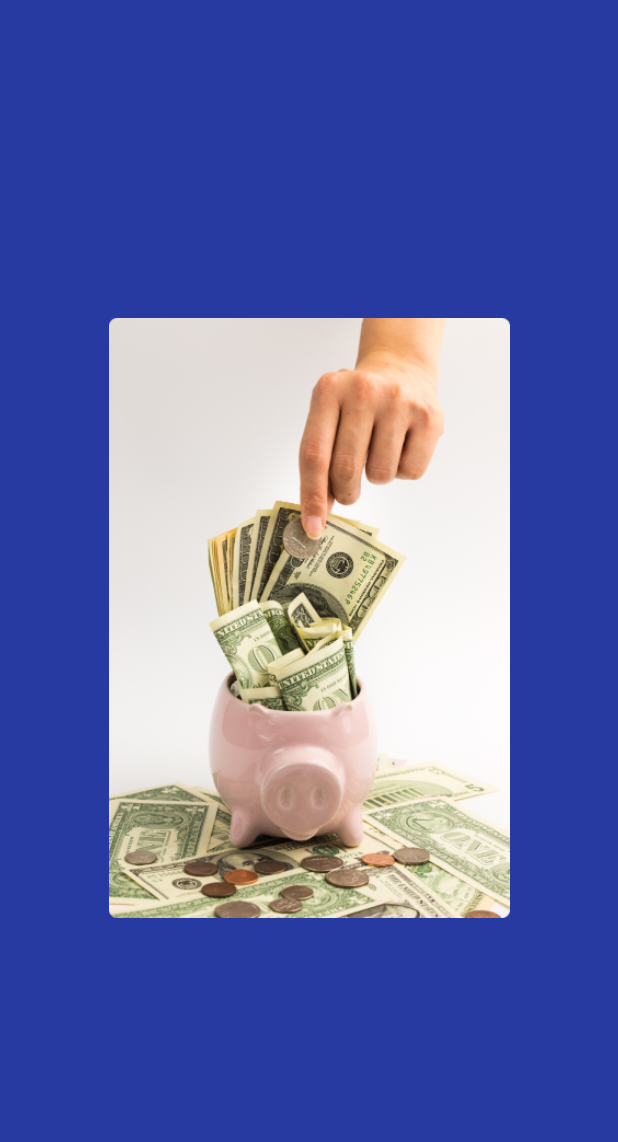
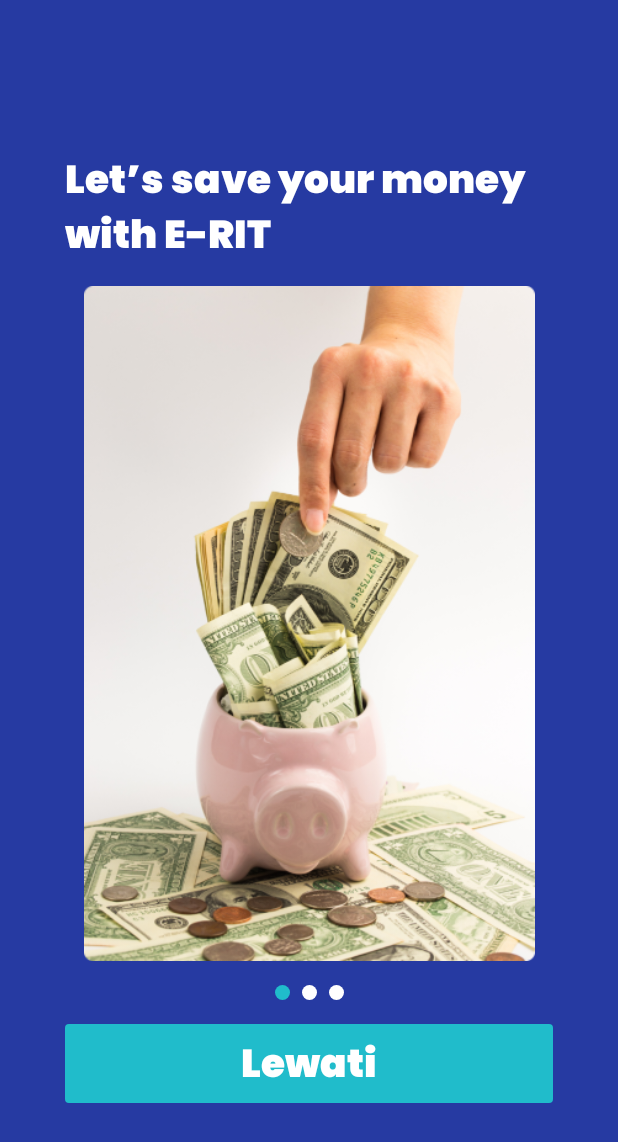
Before and after one commit to appratamaa/ERITMOBILE, an Android app built with Jetpack Compose: the screen it shows after launch (MainActivity), on a phone screen of 412 x 824 dp. Shown: the top 1142 px of the screen. Run offline under Robolectric (Android 15) with nearby library versions, the phone set to English and light mode, and no system bars.

Commit message:
Tambah Font Poppins Black & Landing 1 Beres APP

```diff
--- a/app/build.gradle.kts
+++ b/app/build.gradle.kts
@@ -60,6 +60,7 @@ dependencies {
     implementation("androidx.compose.ui:ui-tooling-preview")
     implementation("androidx.compose.material3:material3")
     implementation("androidx.navigation:navigation-compose:2.7.7")
+
     testImplementation("junit:junit:4.13.2")
     androidTestImplementation("androidx.test.ext:junit:1.1.5")
     androidTestImplementation("androidx.test.espresso:espresso-core:3.5.1")
--- a/app/src/main/java/org/bumandhala/eritmobile/landingscreennavigation/NavGraph.kt
+++ b/app/src/main/java/org/bumandhala/eritmobile/landingscreennavigation/NavGraph.kt
@@ -18,7 +18,7 @@ fun SetupNavGraph(navController: NavHostController = rememberNavController()) {
             LandingScreen (navController)
         }
         composable(route = Screen.Landing1.route) {
-            Landing1 {}
+            Landing1()
         }
     }
 }
--- a/app/src/main/java/org/bumandhala/eritmobile/ui/screen/Landing1.kt
+++ b/app/src/main/java/org/bumandhala/eritmobile/ui/screen/Landing1.kt
@@ -1,38 +1,102 @@
 package org.bumandhala.eritmobile.ui.screen
 
 import android.content.res.Configuration
+import androidx.compose.foundation.Canvas
 import androidx.compose.foundation.Image
 import androidx.compose.foundation.background
+import androidx.compose.foundation.layout.Arrangement
 import androidx.compose.foundation.layout.Box
+import androidx.compose.foundation.layout.Column
+import androidx.compose.foundation.layout.Row
+import androidx.compose.foundation.layout.Spacer
 import androidx.compose.foundation.layout.fillMaxSize
+import androidx.compose.foundation.layout.fillMaxWidth
+import androidx.compose.foundation.layout.height
+import androidx.compose.foundation.layout.padding
 import androidx.compose.foundation.layout.size
+import androidx.compose.foundation.layout.width
+import androidx.compose.foundation.shape.RoundedCornerShape
+import androidx.compose.material3.Button
+import androidx.compose.material3.ButtonDefaults
+import androidx.compose.material3.Text
 import androidx.compose.runtime.Composable
 import androidx.compose.ui.Alignment
 import androidx.compose.ui.Modifier
 import androidx.compose.ui.graphics.Color
 import androidx.compose.ui.res.painterResource
+import androidx.compose.ui.res.stringResource
+import androidx.compose.ui.text.TextStyle
+import androidx.compose.ui.text.font.Font
+import androidx.compose.ui.text.font.FontFamily
+import androidx.compose.ui.text.style.TextAlign
 import androidx.compose.ui.tooling.preview.Preview
 import androidx.compose.ui.unit.dp
+import androidx.compose.ui.unit.sp
 import org.bumandhala.eritmobile.R
 import org.bumandhala.eritmobile.ui.theme.ERITMOBILETheme
 
+
 @Composable
-fun Landing1(content: @Composable () -> Unit) {
+fun Landing1() {
+    val poppinsblack = FontFamily(Font(R.font.poppinsblack))
+
     Box(
         modifier = Modifier
             .fillMaxSize()
             .background(color = Color(0xFF263AA2))
     ) {
-        Box(
-            modifier = Modifier.align(Alignment.Center)
+        Column(
+            modifier = Modifier
+                .fillMaxSize()
+                .padding(horizontal = 43.dp),
+            verticalArrangement = Arrangement.Center,
+            horizontalAlignment = Alignment.CenterHorizontally
         ) {
+            Spacer(modifier = Modifier.height(4.dp))
+            Text(
+                text = stringResource(R.string.landing1),
+                fontFamily = poppinsblack,
+                style = TextStyle(color = Color.White, fontSize = 26.sp),
+                textAlign = TextAlign.Start,
+                modifier = Modifier.padding(top = 8.dp)
+            )
+            Spacer(modifier = Modifier.height(16.dp))
             Image(
                 painter = painterResource(R.drawable.celengan),
                 contentDescription = null,
-                modifier = Modifier.size(400.dp)
+                modifier = Modifier.size(450.dp)
             )
+            Spacer(modifier = Modifier.height(16.dp))
+            Row(
+                modifier = Modifier.fillMaxWidth(),
+                horizontalArrangement = Arrangement.Center
+            ) {
+                Canvas(modifier = Modifier.size(10.dp)) {
+                    drawCircle(color = Color(0xFF20BCCB))
+                }
+                Spacer(modifier = Modifier.width(8.dp))
+                Canvas(modifier = Modifier.size(10.dp)) {
+                    drawCircle(color = Color.White)
+                }
+                Spacer(modifier = Modifier.width(8.dp))
+                Canvas(modifier = Modifier.size(10.dp)) {
+                    drawCircle(color = Color.White)
+                }
+            }
+            Spacer(modifier = Modifier.height(16.dp))
+            Button(
+                onClick = { /*TODO*/ },
+                colors = ButtonDefaults.buttonColors(containerColor = Color(0xFF20BCCB)),
+                modifier = Modifier.fillMaxWidth(),
+                shape = RoundedCornerShape(5)
+            ) {
+                Text(
+                    text = stringResource(R.string.lewati),
+                    fontFamily = poppinsblack,
+                    style = TextStyle(color = Color.White, fontSize = 26.sp),
+                )
+            }
         }
-        content()
     }
 }
 @Preview(showBackground = true)
@@ -40,7 +104,6 @@ fun Landing1(content: @Composable () -> Unit) {
 @Composable
 fun Landing1Preview() {
     ERITMOBILETheme {
-        Landing1 {
-        }
+    Landing1()
     }
 }
--- a/app/src/main/res/values/strings.xml
+++ b/app/src/main/res/values/strings.xml
@@ -1,3 +1,5 @@
 <resources>
     <string name="app_name">ERITMOBILE</string>
+    <string name="landing1">Let’s save your money with E-RIT</string>
+    <string name="lewati">Lewati</string>
 </resources>
```
Also changed, not shown: app/src/main/res/font/poppinsblack.ttf (added).
